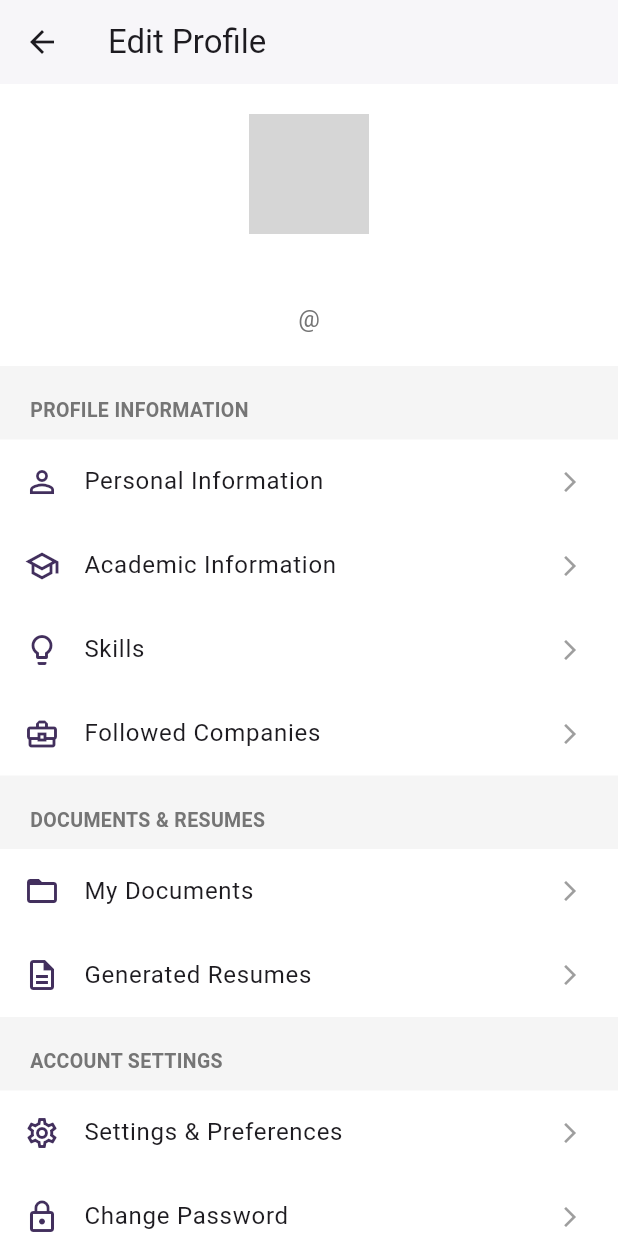
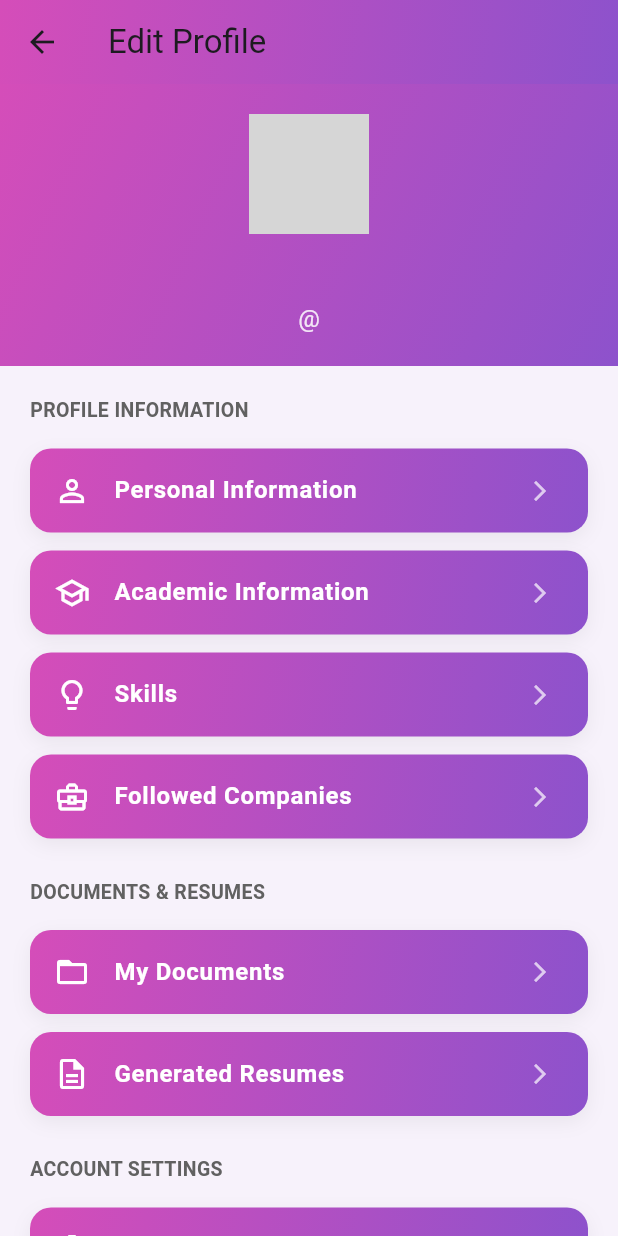
Before and after one commit to RandAlshalan/Spark444, a Flutter app: the EditProfileScreen screen opened directly with empty values, on a phone screen of 412 x 824 dp. Run offline on Flutter 3.47's test engine with Material 3 defaults, Android fonts, the phone set to English and light mode, and no system bars; our stand-ins replace audioplayers, cached_network_image, cloud_firestore, file_picker, firebase_auth, firebase_core and 10 more; missing offline and left inert: syncfusion_flutter_pdfviewer; accounts and stored records are empty; network calls fail; grey boxes are pictures that could not be loaded.

Commit message:
Revamp student UI with unified gradients and styling
Updated student application, edit profile, and resume screens to use a consistent purple-pink gradient theme and improved card/list tile styling. Removed search functionality from applications, enhanced filter button design, and modernized profile and resume UI for a more cohesive look.

```diff
--- a/lib/studentScreens/studentEditProfile.dart
+++ b/lib/studentScreens/studentEditProfile.dart
@@ -64,11 +64,20 @@ class _EditProfileScreenState extends State<EditProfileScreen> {
   @override
   Widget build(BuildContext context) {
     return Scaffold(
-      backgroundColor: Colors.grey[100],
+      backgroundColor: const Color(0xFFF7F2FB),
       appBar: AppBar(
         title: const Text('Edit Profile'),
-        backgroundColor: Colors.white,
-        elevation: 1,
+        backgroundColor: Colors.transparent,
+        elevation: 0,
+        flexibleSpace: Container(
+          decoration: const BoxDecoration(
+            gradient: LinearGradient(
+              colors: [Color(0xFFD54DB9), Color(0xFF8D52CC)],
+              begin: Alignment.topLeft,
+              end: Alignment.bottomRight,
+            ),
+          ),
+        ),
       ),
       body: ListView(
         children: [
@@ -157,29 +166,40 @@ class _EditProfileScreenState extends State<EditProfileScreen> {
   /// Builds the top section with the user's profile picture and name.
   Widget _buildHeader() {
     return Container(
-      color: Colors.white,
+      width: double.infinity,
       padding: const EdgeInsets.all(20.0),
+      decoration: const BoxDecoration(
+        gradient: LinearGradient(
+          colors: [Color(0xFFD54DB9), Color(0xFF8D52CC)],
+          begin: Alignment.topLeft,
+          end: Alignment.bottomRight,
+        ),
+      ),
       child: Column(
         children: [
           CircleAvatar(
             radius: 40,
-            backgroundColor: Colors.grey.shade200,
+            backgroundColor: Colors.white.withOpacity(0.15),
             backgroundImage: _student.profilePictureUrl != null
                 ? NetworkImage(_student.profilePictureUrl!)
                 : null,
             child: _student.profilePictureUrl == null
-                ? const Icon(Icons.person, size: 40, color: Colors.grey)
+                ? const Icon(Icons.person, size: 40, color: Colors.white)
                 : null,
           ),
           const SizedBox(height: 12),
           Text(
             '${_student.firstName} ${_student.lastName}',
-            style: const TextStyle(fontWeight: FontWeight.bold, fontSize: 20),
+            style: const TextStyle(
+              fontWeight: FontWeight.bold,
+              fontSize: 20,
+              color: Colors.white,
+            ),
           ),
           const SizedBox(height: 4),
           Text(
             '@${_student.username}',
-            style: TextStyle(color: Colors.grey.shade600, fontSize: 16),
+            style: TextStyle(color: Colors.white.withOpacity(0.85), fontSize: 16),
           ),
         ],
       ),
@@ -196,16 +216,13 @@ class _EditProfileScreenState extends State<EditProfileScreen> {
           child: Text(
             header.toUpperCase(),
             style: TextStyle(
-              color: Colors.grey.shade600,
+              color: Colors.grey.shade700,
               fontWeight: FontWeight.w600,
               fontSize: 13,
             ),
           ),
         ),
-        Container(
-          color: Colors.white,
-          child: Column(children: tiles),
-        ),
+        Column(children: tiles),
         const SizedBox(height: 10),
       ],
     );
@@ -219,15 +236,39 @@ class _EditProfileScreenState extends State<EditProfileScreen> {
     VoidCallback onTap, {
     Color? color,
   }) {
-    return ListTile(
-      leading: Icon(icon, color: color ?? const Color(0xFF422F5D)),
-      title: Text(title, style: TextStyle(color: color)),
-      trailing: const Icon(
-        Icons.arrow_forward_ios,
-        size: 16,
-        color: Colors.grey,
+    return Container(
+      margin: const EdgeInsets.symmetric(horizontal: 20, vertical: 6),
+      decoration: BoxDecoration(
+        gradient: const LinearGradient(
+          colors: [Color(0xFFD54DB9), Color(0xFF8D52CC)],
+          begin: Alignment.topLeft,
+          end: Alignment.bottomRight,
+        ),
+        borderRadius: BorderRadius.circular(14),
+        boxShadow: [
+          BoxShadow(
+            color: Colors.black.withOpacity(0.06),
+            blurRadius: 10,
+            offset: const Offset(0, 4),
+          ),
+        ],
       ),
-      onTap: onTap,
+      child: Material(
+        color: Colors.transparent,
+        child: ListTile(
+          leading: Icon(icon, color: Colors.white),
+          title: Text(
+            title,
+            style: const TextStyle(color: Colors.white, fontWeight: FontWeight.w600),
+          ),
+          trailing: const Icon(
+            Icons.arrow_forward_ios,
+            size: 16,
+            color: Colors.white70,
+          ),
+          onTap: onTap,
+        ),
+      ),
     );
   }
 }
```
Also changed, not shown: lib/studentScreens/studentApplications.dart (+37 -96 lines), lib/studentScreens/studentResume.dart (+36 -10 lines).
